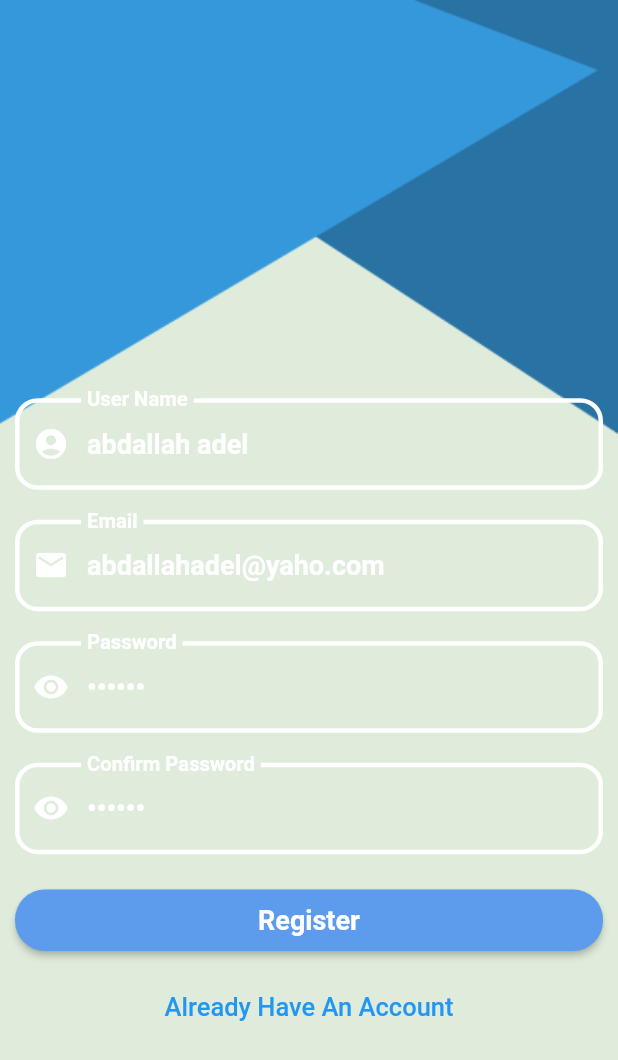
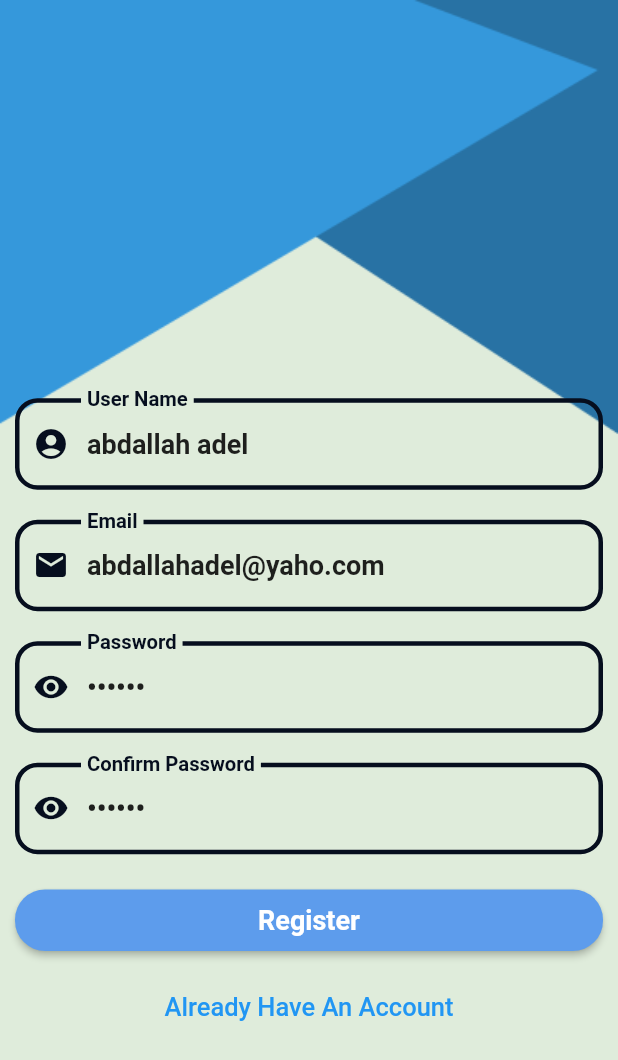
Before and after one commit to ayoussef22/todo_app, a Flutter app: the RegisterScreen screen opened by its route, on a phone screen of 412 x 824 dp. Shown: the top 1060 px of the screen. Run offline on Flutter 3.47's test engine with Material 3 defaults, Android fonts, the phone set to English and light mode, and no system bars; our stand-ins replace calendar_timeline, cloud_firestore, firebase_auth, firebase_core, flutter_slidable; accounts and stored records are empty; network calls fail.

Commit message:
finish Theming Mode

```diff
--- a/lib/Authentication/Login/LoginScreen.dart
+++ b/lib/Authentication/Login/LoginScreen.dart
@@ -4,8 +4,6 @@ import 'package:provider/provider.dart';
 import 'package:todo_app/Authentication/components/CustomTextFormField.dart';
 import 'package:todo_app/Authentication/Register/RegisterScreen.dart';
 import 'package:todo_app/Exit%20Function/ExitApp.dart';
-import 'package:todo_app/Providers/ListProvider.dart';
-import 'package:todo_app/Theming/MyTheme.dart';
 import 'package:todo_app/Utils/DialogUtils.dart';
 import 'package:todo_app/Utils/FirebaseUtils.dart';
 import 'package:todo_app/Home/HomeScreen.dart';
@@ -38,7 +36,7 @@ class _LoginScreenState extends State<LoginScreen> {
       },
       child: SafeArea(
         child: Scaffold(
-
+           // backgroundColor: Colors.white,
             body: Stack(
               children: [
                 Image.asset('assets/images/sign_in_bg.png',
--- a/lib/Authentication/Register/RegisterScreen.dart
+++ b/lib/Authentication/Register/RegisterScreen.dart
@@ -32,8 +32,7 @@ class _RegisterScreenState extends State<RegisterScreen> {
     var size=MediaQuery.of(context).size;
     return SafeArea(
       child: Scaffold(
-
-        body: Stack(
+          body: Stack(
           children: [
             Image.asset('assets/images/sign_in_bg.png',
             width: double.infinity,
--- a/lib/Authentication/components/CustomTextFormField.dart
+++ b/lib/Authentication/components/CustomTextFormField.dart
@@ -1,4 +1,6 @@
 import 'package:flutter/material.dart';
+import 'package:provider/provider.dart';
+import 'package:todo_app/Providers/AppConfigProvider.dart';
 import 'package:todo_app/Theming/MyTheme.dart';
 
 class CustomTextFormField extends StatelessWidget {
@@ -17,13 +19,11 @@ class CustomTextFormField extends StatelessWidget {
     });
   @override
   Widget build(BuildContext context) {
+    var appProvider = Provider.of<AppConfigProvider>(context);
+
     return Padding(
       padding: const EdgeInsets.all(10),
       child: TextFormField(
-       style: TextStyle(
-         color:
-         Colors.white,
-       ),
         keyboardType: keyboardType,
         controller: textController,
         obscureText: obscureText,
@@ -31,23 +31,23 @@ class CustomTextFormField extends StatelessWidget {
         decoration: InputDecoration(
           label: Text(label),
           labelStyle: TextStyle(
-            color:
-          Colors.white,
+            color: appProvider.appTheme==ThemeMode.light?
+            MyTheme.darkPrimaryColor:Colors.white,
           ),
           prefixIcon: textFormFieldIcon,
-          prefixIconColor:
-        Colors.white,
+          prefixIconColor: appProvider.appTheme==ThemeMode.light?
+          MyTheme.darkPrimaryColor:Colors.white,
           enabledBorder: OutlineInputBorder(
             borderRadius: BorderRadius.circular(15),
             borderSide: BorderSide(width: 3,
-                color:
-              Colors.white,)
+                color:appProvider.appTheme==ThemeMode.light?
+                MyTheme.darkPrimaryColor:Colors.white,)
           ),
           focusedBorder: OutlineInputBorder(
               borderRadius: BorderRadius.circular(15),
               borderSide: BorderSide(width: 2,
                   color:
-                  Colors.white)
+                  MyTheme.darkPrimaryColor)
           ),
           errorBorder: OutlineInputBorder(
               borderRadius: BorderRadius.circular(15),
--- a/lib/Home/HomeScreen.dart
+++ b/lib/Home/HomeScreen.dart
@@ -97,8 +97,7 @@ class _HomeScreenState extends State<HomeScreen> {
             .then((value) {
          Navigator.pushReplacementNamed(context, LoginScreen.routeName);
             listProvider.selectDay=DateTime.now();
-            listProvider.tasksList=[];
-            authProvider.currentUser=null;}
+           }
         );
       },
       negActionName: 'No',
--- a/lib/Home/ToDoList/TaskDetailsWidget.dart
+++ b/lib/Home/ToDoList/TaskDetailsWidget.dart
@@ -107,7 +107,9 @@ class _TaskDetailsWidgetState extends State<TaskDetailsWidget> {
                       padding: const EdgeInsets.all(8.0),
                       child: Text(widget.task.description??'',
                         style:
-                        Theme.of(context).textTheme.titleMedium
+                        Theme.of(context).textTheme.titleMedium?.copyWith(
+                          color: MyTheme.darkPrimaryColor
+                        )
                         ),
                     )
                   ],
--- /dev/null
+++ b/lib/Providers/AppConfigProvider.dart
@@ -0,0 +1,14 @@
+import 'package:flutter/material.dart';
+
+class AppConfigProvider extends ChangeNotifier{
+
+  ThemeMode appTheme=ThemeMode.light;
+
+  void changeAppTheme(ThemeMode newTheme){
+    if(appTheme==newTheme){
+      return;
+    }
+    appTheme=newTheme;
+    notifyListeners();
+  }
+}
--- a/lib/Theming/MyTheme.dart
+++ b/lib/Theming/MyTheme.dart
@@ -29,7 +29,7 @@ class MyTheme{
      backgroundColor: primaryColor,
      foregroundColor: Colors.white,
    ),
-   textTheme: const TextTheme(
+   textTheme:  TextTheme(
      titleLarge: TextStyle(
          fontWeight: FontWeight.bold,fontSize: 22
      ),
@@ -43,7 +43,7 @@ class MyTheme{
 
 
   );
- static ThemeData DarkTheme=ThemeData(
+ static ThemeData darkTheme=ThemeData(
    useMaterial3: false,
    primaryColor: primaryColor,
    appBarTheme: AppBarTheme(
@@ -55,13 +55,13 @@ class MyTheme{
    ),
    scaffoldBackgroundColor: darkPrimaryColor,
    bottomNavigationBarTheme: BottomNavigationBarThemeData(
-     selectedItemColor: primaryColor,
-     unselectedItemColor: Colors.white,
+     selectedItemColor: darkPrimaryColor,
+     unselectedItemColor: greyColor,
      backgroundColor: Colors.transparent,
      elevation: 0,
    ),
    floatingActionButtonTheme: FloatingActionButtonThemeData(
-     backgroundColor: primaryColor,
+     backgroundColor: darkPrimaryColor,
      foregroundColor: Colors.white,
    ),
    textTheme:  TextTheme(
```
Also changed, not shown: lib/Home/Settings/SettingsTab.dart (+8 -4 lines), lib/Home/Settings/ThemeBottomSheet.dart (+14 -6 lines), lib/Home/ToDoList/AddTaskBottomSheet.dart (+5 -2 lines), lib/Home/ToDoList/TaskEditScreen.dart (+20 -14 lines), lib/Home/ToDoList/TaskTextFeildComponents/BottomSheetTextFeild.dart (+9 -5 lines), lib/Home/ToDoList/ToDoListTab.dart (+17 -7 lines), lib/Main/main.dart (+6 -2 lines), lib/Utils/DialogUtils.dart (+30 -22 lines).
